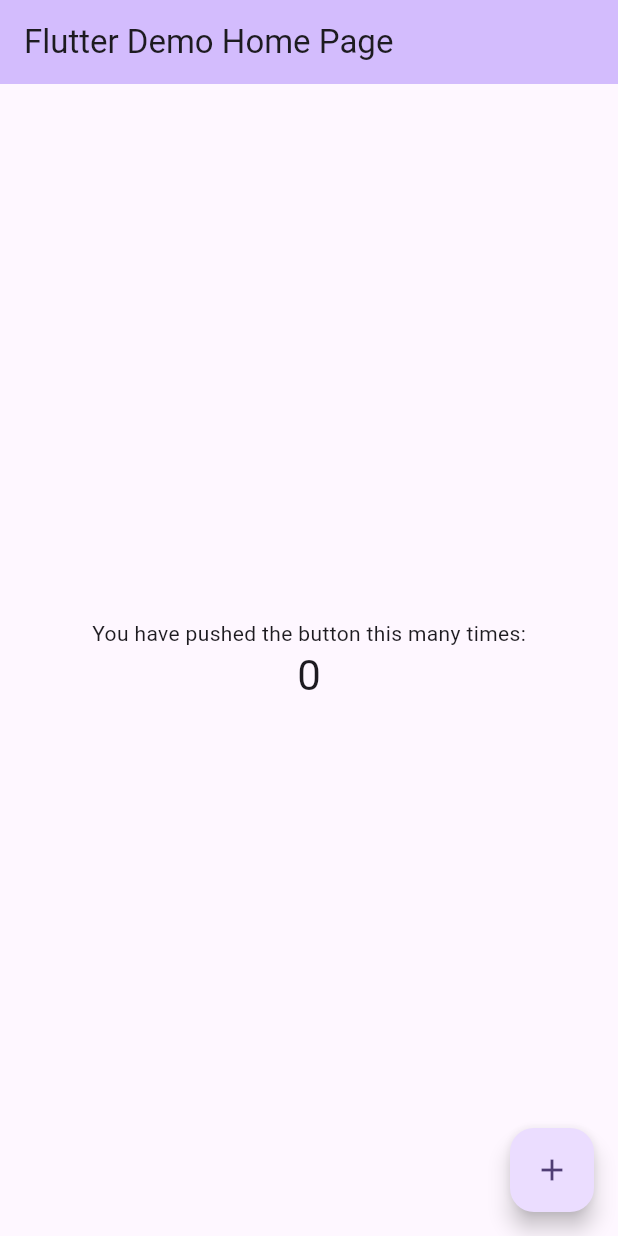
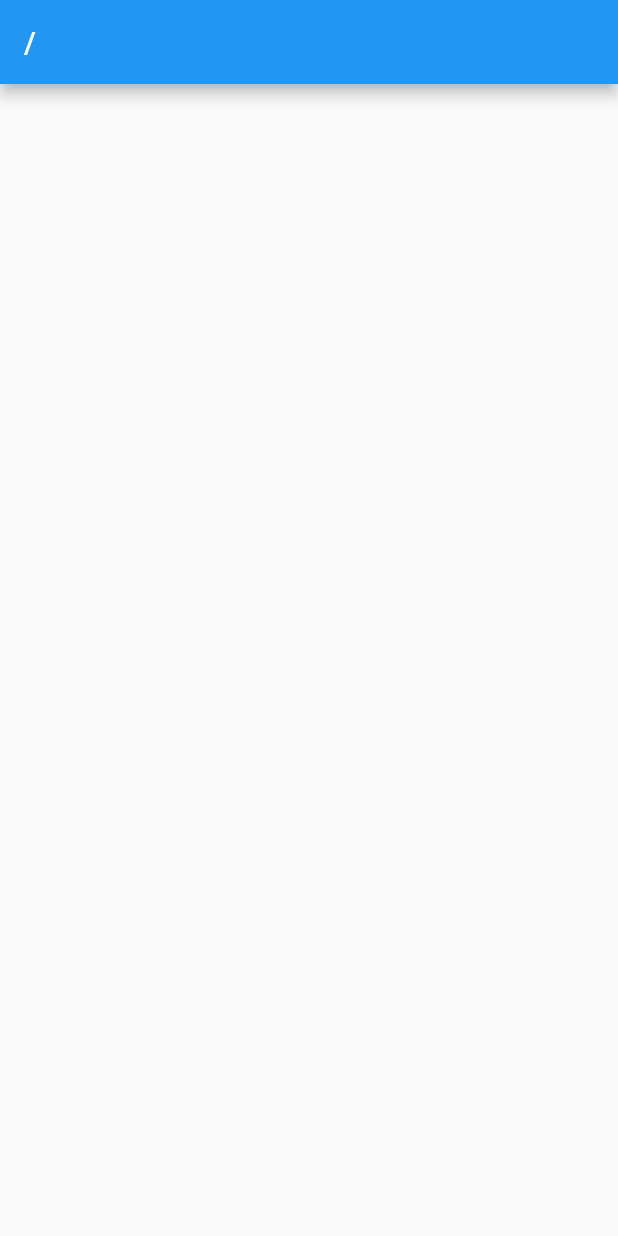
Before and after one commit to devvace/flutter-edu-go-router-v7, a Flutter app: the screen it shows after launch, on a phone screen of 412 x 824 dp. Run offline on Flutter 3.47's test engine with Material 2 defaults, Android fonts, the phone set to English and light mode, and no system bars; our stand-ins replace go_router.

Commit message:
프로젝트 세팅

```diff
--- /dev/null
+++ b/lib/layout/default_layout.dart
@@ -0,0 +1,24 @@
+import 'package:flutter/material.dart';
+import 'package:go_router/go_router.dart';
+
+class DefaultLayout extends StatelessWidget {
+  final Widget body;
+
+  const DefaultLayout({
+    required this.body,
+    Key? key,
+  }) : super(key: key);
+
+  @override
+  Widget build(BuildContext context) {
+    return Scaffold(
+      appBar: AppBar(
+        title: Text(GoRouterState.of(context).location),
+      ),
+      body: Padding(
+        padding: EdgeInsets.all(8.0),
+        child: body,
+      ),
+    );
+  }
+}
--- a/lib/main.dart
+++ b/lib/main.dart
@@ -1,125 +1,19 @@
 import 'package:flutter/material.dart';
+import 'package:go_router_v7/route/router.dart';
 
 void main() {
-  runApp(const MyApp());
+  runApp(
+    _App(),
+  );
 }
 
-class MyApp extends StatelessWidget {
-  const MyApp({super.key});
+class _App extends StatelessWidget {
+  const _App({Key? key}) : super(key: key);
 
-  // This widget is the root of your application.
   @override
   Widget build(BuildContext context) {
-    return MaterialApp(
-      title: 'Flutter Demo',
-      theme: ThemeData(
-        // This is the theme of your application.
-        //
-        // TRY THIS: Try running your application with "flutter run". You'll see
-        // the application has a blue toolbar. Then, without quitting the app,
-        // try changing the seedColor in the colorScheme below to Colors.green
-        // and then invoke "hot reload" (save your changes or press the "hot
-        // reload" button in a Flutter-supported IDE, or press "r" if you used
-        // the command line to start the app).
-        //
-        // Notice that the counter didn't reset back to zero; the application
-        // state is not lost during the reload. To reset the state, use hot
-        // restart instead.
-        //
-        // This works for code too, not just values: Most code changes can be
-        // tested with just a hot reload.
-        colorScheme: ColorScheme.fromSeed(seedColor: Colors.deepPurple),
-        useMaterial3: true,
-      ),
-      home: const MyHomePage(title: 'Flutter Demo Home Page'),
+    return MaterialApp.router( // router를 생성하라고 명시할 수 있음
+      routerConfig: router,
     );
   }
 }
-
-class MyHomePage extends StatefulWidget {
-  const MyHomePage({super.key, required this.title});
-
-  // This widget is the home page of your application. It is stateful, meaning
-  // that it has a State object (defined below) that contains fields that affect
-  // how it looks.
-
-  // This class is the configuration for the state. It holds the values (in this
-  // case the title) provided by the parent (in this case the App widget) and
-  // used by the build method of the State. Fields in a Widget subclass are
-  // always marked "final".
-
-  final String title;
-
-  @override
-  State<MyHomePage> createState() => _MyHomePageState();
-}
-
-class _MyHomePageState extends State<MyHomePage> {
-  int _counter = 0;
-
-  void _incrementCounter() {
-    setState(() {
-      // This call to setState tells the Flutter framework that something has
-      // changed in this State, which causes it to rerun the build method below
-      // so that the display can reflect the updated values. If we changed
-      // _counter without calling setState(), then the build method would not be
-      // called again, and so nothing would appear to happen.
-      _counter++;
-    });
-  }
-
-  @override
-  Widget build(BuildContext context) {
-    // This method is rerun every time setState is called, for instance as done
-    // by the _incrementCounter method above.
-    //
-    // The Flutter framework has been optimized to make rerunning build methods
-    // fast, so that you can just rebuild anything that needs updating rather
-    // than having to individually change instances of widgets.
-    return Scaffold(
-      appBar: AppBar(
-        // TRY THIS: Try changing the color here to a specific color (to
-        // Colors.amber, perhaps?) and trigger a hot reload to see the AppBar
-        // change color while the other colors stay the same.
-        backgroundColor: Theme.of(context).colorScheme.inversePrimary,
-        // Here we take the value from the MyHomePage object that was created by
-        // the App.build method, and use it to set our appbar title.
-        title: Text(widget.title),
-      ),
-      body: Center(
-        // Center is a layout widget. It takes a single child and positions it
-        // in the middle of the parent.
-        child: Column(
-          // Column is also a layout widget. It takes a list of children and
-          // arranges them vertically. By default, it sizes itself to fit its
-          // children horizontally, and tries to be as tall as its parent.
-          //
-          // Column has various properties to control how it sizes itself and
-          // how it positions its children. Here we use mainAxisAlignment to
-          // center the children vertically; the main axis here is the vertical
-          // axis because Columns are vertical (the cross axis would be
-          // horizontal).
-          //
-          // TRY THIS: Invoke "debug painting" (choose the "Toggle Debug Paint"
-          // action in the IDE, or press "p" in the console), to see the
-          // wireframe for each widget.
-          mainAxisAlignment: MainAxisAlignment.center,
-          children: <Widget>[
-            const Text(
-              'You have pushed the button this many times:',
-            ),
-            Text(
-              '$_counter',
-              style: Theme.of(context).textTheme.headlineMedium,
-            ),
-          ],
-        ),
-      ),
-      floatingActionButton: FloatingActionButton(
-        onPressed: _incrementCounter,
-        tooltip: 'Increment',
-        child: const Icon(Icons.add),
-      ), // This trailing comma makes auto-formatting nicer for build methods.
-    );
-  }
-}
--- /dev/null
+++ b/lib/route/router.dart
@@ -0,0 +1,15 @@
+import 'package:go_router/go_router.dart';
+import 'package:go_router_v7/screens/root_screen.dart';
+
+// https://knoow.tistory.com/ -> / -> path
+// https://knoow.tistory.com/flutter -> /flutter
+final router = GoRouter(
+  routes: [
+    GoRoute(
+      path: '/',
+      builder: (context, state) {
+        return RootScreen();
+      }
+    ),
+  ],
+);
--- /dev/null
+++ b/lib/screens/root_screen.dart
@@ -0,0 +1,15 @@
+import 'package:flutter/material.dart';
+import 'package:go_router_v7/layout/default_layout.dart';
+
+class RootScreen extends StatelessWidget {
+  const RootScreen({Key? key}) : super(key: key);
+
+  @override
+  Widget build(BuildContext context) {
+    return DefaultLayout(
+      body: ListView(
+        children: [],
+      ),
+    );
+  }
+}
--- a/pubspec.yaml
+++ b/pubspec.yaml
@@ -35,6 +35,7 @@ dependencies:
   # The following adds the Cupertino Icons font to your application.
   # Use with the CupertinoIcons class for iOS style icons.
   cupertino_icons: ^1.0.2
+  go_router: ^7.0.1
 
 dev_dependencies:
   flutter_test:
```
Also changed, not shown: pubspec.lock.
